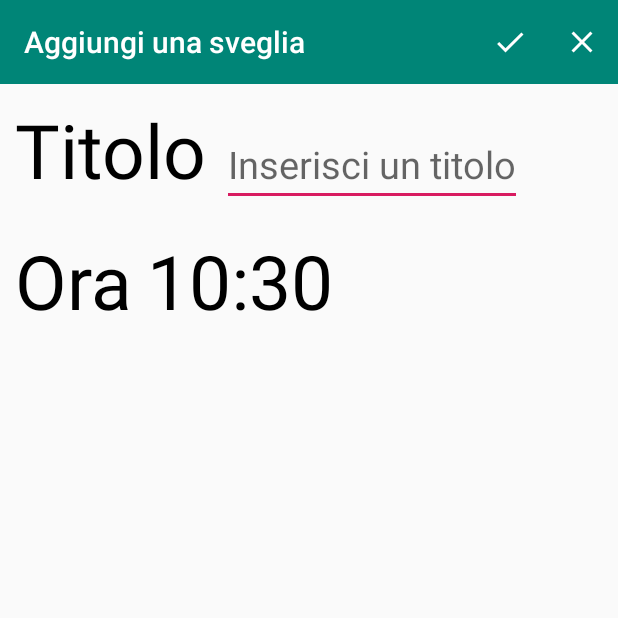
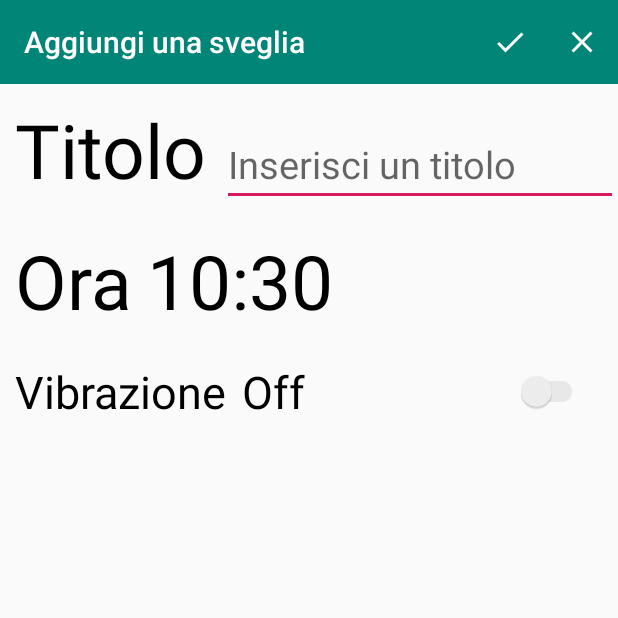
Before and after one commit to nico9779/ProgettoESP, an Android app: the ActivityAddAlarm screen opened directly, with no data from a screen before it, on a phone screen of 412 x 824 dp, the top half of it. Run offline under Robolectric (Android 15) with nearby library versions, the phone set to English and light mode, and no system bars.

Commit message:
Aggiunto Switch all'activity AddAlarm e impostato le classi per il database

```diff
--- a/app/build.gradle
+++ b/app/build.gradle
@@ -25,6 +25,9 @@ dependencies {
     implementation 'com.android.support.constraint:constraint-layout:1.1.3'
     implementation 'com.android.support:design:28.0.0'
     implementation 'com.google.android.gms:play-services-base:16.1.0'
+    implementation "android.arch.persistence.room:runtime:1.1.1"
+    annotationProcessor "android.arch.persistence.room:compiler:1.1.1"
+    testImplementation "android.arch.persistence.room:testing:1.1.1"
     testImplementation 'junit:junit:4.12'
     androidTestImplementation 'com.android.support.test:runner:1.0.2'
     androidTestImplementation 'com.android.support.test.espresso:espresso-core:3.0.2'
--- a/app/src/main/java/it/gliandroidiani/progettoesp/ActivityAddAlarm.java
+++ b/app/src/main/java/it/gliandroidiani/progettoesp/ActivityAddAlarm.java
@@ -4,10 +4,12 @@ import android.app.TimePickerDialog;
 import android.support.v4.app.DialogFragment;
 import android.support.v7.app.AppCompatActivity;
 import android.os.Bundle;
+import android.support.v7.widget.SwitchCompat;
 import android.support.v7.widget.Toolbar;
 import android.view.Menu;
 import android.view.MenuItem;
 import android.view.View;
+import android.widget.CompoundButton;
 import android.widget.TextView;
 import android.widget.TimePicker;
 import android.widget.Toast;
@@ -18,6 +20,8 @@ public class ActivityAddAlarm extends AppCompatActivity implements TimePickerDia
 
     Toolbar alarmToolbar;
     TextView time;
+    TextView vibration_state;
+    SwitchCompat vibration;
 
     @Override
     protected void onCreate(Bundle savedInstanceState)
@@ -25,16 +29,30 @@ public class ActivityAddAlarm extends AppCompatActivity implements TimePickerDia
         super.onCreate(savedInstanceState);
         setContentView(R.layout.activity_add_alarm);
 
+        time = findViewById(R.id.time);
+        vibration = findViewById(R.id.vibration_switch);
+        vibration_state = findViewById(R.id.vibration_state);
+
         alarmToolbar = findViewById(R.id.alarm_toolbar);
         setSupportActionBar(alarmToolbar);
 
-        time = findViewById(R.id.time);
 
         final Calendar c = Calendar.getInstance();
         int hour = c.get(Calendar.HOUR_OF_DAY);
         int minute = c.get(Calendar.MINUTE);
 
         time.setText(hour+":"+minute);
+
+        //Metodo che viene invocato quando cambio lo stato dello switch
+        vibration.setOnCheckedChangeListener(new CompoundButton.OnCheckedChangeListener() {
+            @Override
+            public void onCheckedChanged(CompoundButton buttonView, boolean isChecked) {
+                if(isChecked)
+                    vibration_state.setText(R.string.vibration_on);
+                else
+                    vibration_state.setText(R.string.vibration_off);
+            }
+        });
     }
 
     //Metodo che aggiunge il menu alla toolbar
--- a/app/src/main/res/layout/activity_add_alarm.xml
+++ b/app/src/main/res/layout/activity_add_alarm.xml
@@ -38,6 +38,7 @@
             android:id="@+id/alarm_title"
             android:layout_width="wrap_content"
             android:layout_height="wrap_content"
+            android:layout_alignParentEnd="true"
             android:layout_alignBaseline="@id/title_label"
             android:layout_toEndOf="@id/title_label"
             android:hint="@string/enter_alarm_title_hint"
@@ -74,6 +75,44 @@
 
     </RelativeLayout>
 
+    <RelativeLayout
+        android:id="@+id/vibration_layout"
+        android:layout_width="match_parent"
+        android:layout_height="wrap_content"
+        android:layout_below="@id/time_layout">
+
+        <TextView
+            android:id="@+id/vibration_label"
+            android:layout_width="wrap_content"
+            android:layout_height="wrap_content"
+            android:textSize="30sp"
+            android:layout_margin="10dp"
+            android:textColor="@color/nero"
+            android:text="@string/vibrator_label" />
+
+        <TextView
+            android:id="@+id/vibration_state"
+            android:layout_width="wrap_content"
+            android:layout_height="wrap_content"
+            android:textColor="@color/nero"
+            android:text="@string/vibration_off"
+            android:textSize="30sp"
+            android:layout_alignBaseline="@id/vibration_label"
+            android:layout_toEndOf="@id/vibration_label"
+            android:layout_toStartOf="@id/vibration_switch"/>
+
+        <android.support.v7.widget.SwitchCompat
+            android:id="@+id/vibration_switch"
+            android:layout_width="wrap_content"
+            android:layout_height="wrap_content"
+            android:layout_alignParentEnd="true"
+            android:layout_centerVertical="true"
+            android:layout_marginEnd="20dp"
+            android:theme="@style/ColorSwitch"
+            />
+
+    </RelativeLayout>
+
 
 
 </RelativeLayout>
--- a/app/src/main/res/values/colors.xml
+++ b/app/src/main/res/values/colors.xml
@@ -6,4 +6,7 @@
     <color name="bianco">#FFFFFF</color>
     <color name="grigio">#AAAAAA</color>
     <color name="nero">#000000</color>
+    <!-- colori switch -->
+    <color name="disable_thumb_grey">#f1f1f1</color>
+    <color name="disable_foreground_grey">#42221f1f</color>
 </resources>
--- a/app/src/main/res/values/strings.xml
+++ b/app/src/main/res/values/strings.xml
@@ -10,4 +10,7 @@
     <string name="enter_alarm_title_hint">Inserisci un titolo</string>
     <string name="alarm_title_label">Titolo</string>
     <string name="alarm_time_label">Ora</string>
+    <string name="vibrator_label">Vibrazione</string>
+    <string name="vibration_on">On</string>
+    <string name="vibration_off">Off</string>
 </resources>
--- a/app/src/main/res/values/styles.xml
+++ b/app/src/main/res/values/styles.xml
@@ -8,4 +8,11 @@
         <item name="colorAccent">@color/colorAccent</item>
     </style>
 
+    <!-- Tema dello Switch -->
+    <style name="ColorSwitch" parent="Theme.AppCompat.Light">
+        <item name="colorControlActivated">@color/colorPrimary</item>
+        <item name="colorSwitchThumbNormal">@color/disable_thumb_grey</item>
+        <item name="android:colorForeground">@color/disable_foreground_grey</item>
+    </style>
+
 </resources>
```
Also changed, not shown: app/src/main/java/it/gliandroidiani/progettoesp/Alarm.java (added, +64 -0 lines), app/src/main/java/it/gliandroidiani/progettoesp/AlarmDao.java (added, +11 -0 lines), app/src/main/java/it/gliandroidiani/progettoesp/AppDatabase.java (added, +8 -0 lines).
